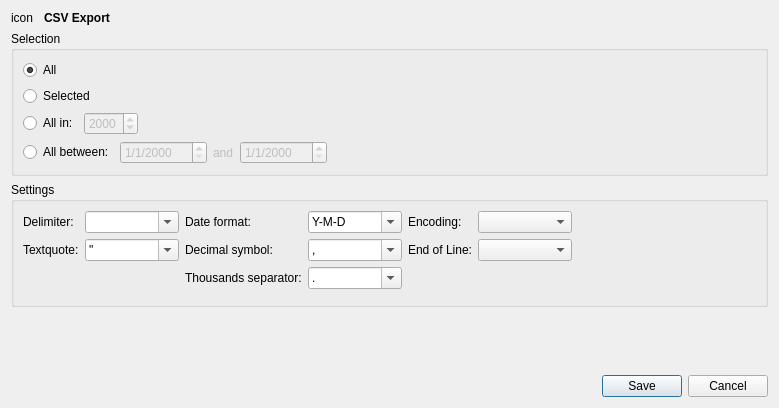
Above: src/export/csv/csvexportdialog.ui from KDE/knipptasch before the change. Below: the same form after it.
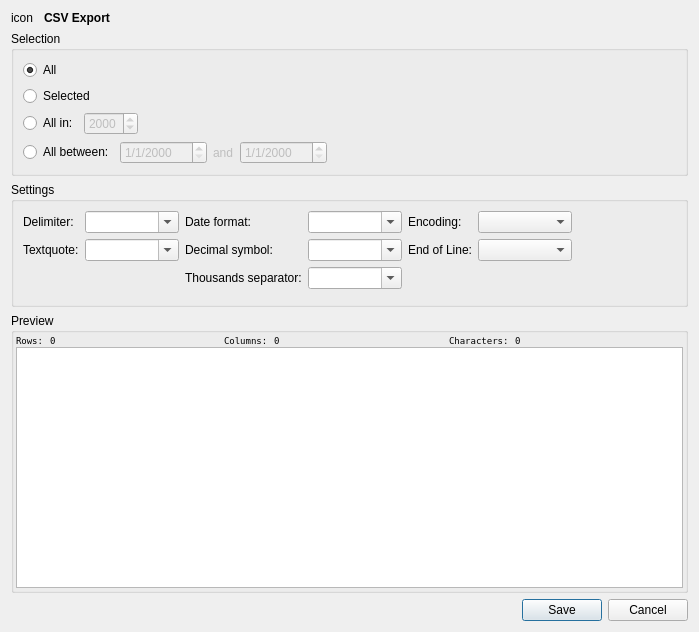
That is the form after the change. Custom widgets are drawn as their Qt base class.

```diff
--- a/src/export/csv/csvexportdialog.ui
+++ b/src/export/csv/csvexportdialog.ui
@@ -7,8 +7,8 @@
    <rect>
     <x>0</x>
     <y>0</y>
-    <width>779</width>
-    <height>408</height>
+    <width>699</width>
+    <height>632</height>
    </rect>
   </property>
   <property name="sizePolicy">
@@ -45,16 +45,11 @@
            <bool>true</bool>
           </property>
           <property name="currentIndex">
-           <number>0</number>
+           <number>-1</number>
           </property>
           <property name="minimumContentsLength">
            <number>8</number>
           </property>
-          <item>
-           <property name="text">
-            <string>Y-M-D</string>
-           </property>
-          </item>
          </widget>
         </item>
         <item row="1" column="0">
@@ -75,16 +70,6 @@
           <property name="minimumContentsLength">
            <number>8</number>
           </property>
-          <item>
-           <property name="text">
-            <string>,</string>
-           </property>
-          </item>
-          <item>
-           <property name="text">
-            <string>.</string>
-           </property>
-          </item>
          </widget>
         </item>
         <item row="2" column="0">
@@ -105,16 +90,6 @@
           <property name="minimumContentsLength">
            <number>8</number>
           </property>
-          <item>
-           <property name="text">
-            <string>.</string>
-           </property>
-          </item>
-          <item>
-           <property name="text">
-            <string> </string>
-           </property>
-          </item>
          </widget>
         </item>
        </layout>
@@ -204,31 +179,11 @@
            <bool>true</bool>
           </property>
           <property name="currentIndex">
-           <number>1</number>
+           <number>-1</number>
           </property>
           <property name="minimumContentsLength">
            <number>8</number>
           </property>
-          <item>
-           <property name="text">
-            <string/>
-           </property>
-          </item>
-          <item>
-           <property name="text">
-            <string>&quot;</string>
-           </property>
-          </item>
-          <item>
-           <property name="text">
-            <string>'</string>
-           </property>
-          </item>
-          <item>
-           <property name="text">
-            <string>`</string>
-           </property>
-          </item>
          </widget>
         </item>
        </layout>
@@ -407,17 +362,128 @@
     </layout>
    </item>
    <item row="3" column="0">
-    <spacer name="verticalSpacer">
-     <property name="orientation">
-      <enum>Qt::Vertical</enum>
+    <widget class="QGroupBox" name="groupBox_3">
+     <property name="title">
+      <string>Preview</string>
      </property>
-     <property name="sizeHint" stdset="0">
-      <size>
-       <width>20</width>
-       <height>40</height>
-      </size>
-     </property>
-    </spacer>
+     <layout class="QGridLayout" name="gridLayout_3">
+      <property name="horizontalSpacing">
+       <number>-1</number>
+      </property>
+      <property name="verticalSpacing">
+       <number>0</number>
+      </property>
+      <property name="margin">
+       <number>2</number>
+      </property>
+      <item row="0" column="0">
+       <widget class="QLabel" name="label_10">
+        <property name="font">
+         <font>
+          <family>DejaVu Sans Mono</family>
+          <pointsize>7</pointsize>
+         </font>
+        </property>
+        <property name="text">
+         <string>Rows:</string>
+        </property>
+       </widget>
+      </item>
+      <item row="0" column="1">
+       <widget class="QLabel" name="rowCountLabel">
+        <property name="sizePolicy">
+         <sizepolicy hsizetype="Expanding" vsizetype="Preferred">
+          <horstretch>0</horstretch>
+          <verstretch>0</verstretch>
+         </sizepolicy>
+        </property>
+        <property name="font">
+         <font>
+          <family>DejaVu Sans Mono</family>
+          <pointsize>7</pointsize>
+         </font>
+        </property>
+        <property name="text">
+         <string>0</string>
+        </property>
+       </widget>
+      </item>
+      <item row="0" column="2">
+       <widget class="QLabel" name="label_12">
+        <property name="font">
+         <font>
+          <family>DejaVu Sans Mono</family>
+          <pointsize>7</pointsize>
+         </font>
+        </property>
+        <property name="text">
+         <string>Columns:</string>
+        </property>
+       </widget>
+      </item>
+      <item row="0" column="3">
+       <widget class="QLabel" name="columnCountLabel">
+        <property name="sizePolicy">
+         <sizepolicy hsizetype="Expanding" vsizetype="Preferred">
+          <horstretch>0</horstretch>
+          <verstretch>0</verstretch>
+         </sizepolicy>
+        </property>
+        <property name="font">
+         <font>
+          <family>DejaVu Sans Mono</family>
+          <pointsize>7</pointsize>
+         </font>
+        </property>
+        <property name="text">
+         <string>0</string>
+        </property>
+       </widget>
+      </item>
+      <item row="0" column="4">
+       <widget class="QLabel" name="label_13">
+        <property name="font">
+         <font>
+          <family>DejaVu Sans Mono</family>
+          <pointsize>7</pointsize>
+         </font>
+        </property>
+        <property name="text">
+         <string>Characters:</string>
+        </property>
+       </widget>
+      </item>
+      <item row="0" column="5">
+       <widget class="QLabel" name="characterCountLabel">
+        <property name="sizePolicy">
+         <sizepolicy hsizetype="Expanding" vsizetype="Preferred">
+          <horstretch>0</horstretch>
+          <verstretch>0</verstretch>
+         </sizepolicy>
+        </property>
+        <property name="font">
+         <font>
+          <family>DejaVu Sans Mono</family>
+          <pointsize>7</pointsize>
+         </font>
+        </property>
+        <property name="text">
+         <string>0</string>
+        </property>
+       </widget>
+      </item>
+      <item row="1" column="0" colspan="6">
+       <widget class="QPlainTextEdit" name="preview">
+        <property name="undoRedoEnabled">
+         <bool>false</bool>
+        </property>
+        <property name="readOnly">
+         <bool>true</bool>
+        </property>
+       </widget>
+      </item>
+     </layout>
+    </widget>
    </item>
   </layout>
  </widget>
```
Left out of the diff: 2 changed lines with no effect on the pictures.
